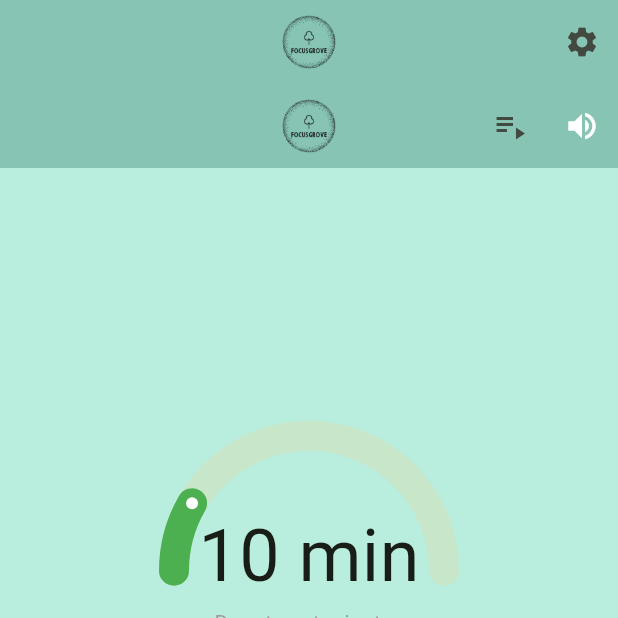
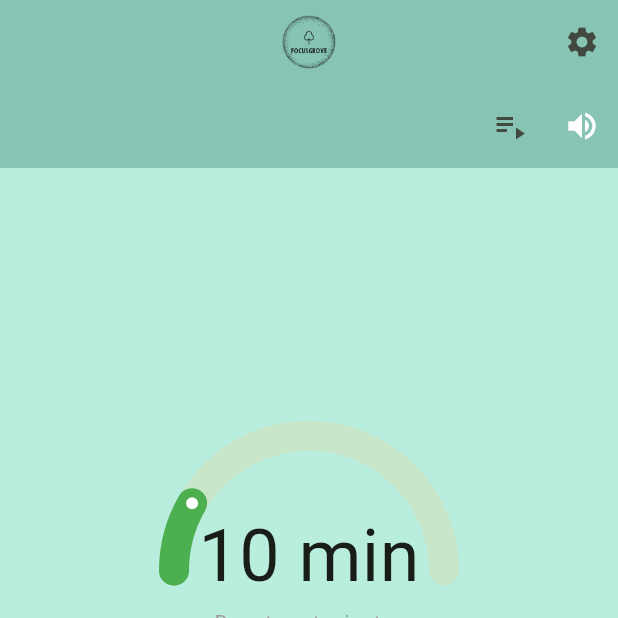
Before and after one commit to Ais3l/productivity_app_andy, a Flutter app: the screen it shows after launch, on a phone screen of 412 x 824 dp, the top half of it. Run offline on Flutter 3.47's test engine with Material 3 defaults, Android fonts, the light colour scheme and no system bars; drawn by our look-alikes of sleek_circular_slider; our stand-ins replace audioplayers, device_preview, lottie.

Commit message:
new edit

```diff
--- a/lib/main.dart
+++ b/lib/main.dart
@@ -730,12 +730,6 @@ class _TimerContentState extends State<TimerContent> {
 
     return Scaffold(
       appBar: AppBar(
-        title: Image.asset(
-          'assets/fglogo.png',
-          height: 50,
-          fit: BoxFit.contain,
-        ),
-        centerTitle: true,
         backgroundColor: const Color(0xFF87C4B4),
         actions: [
           // Song selection icon
```
